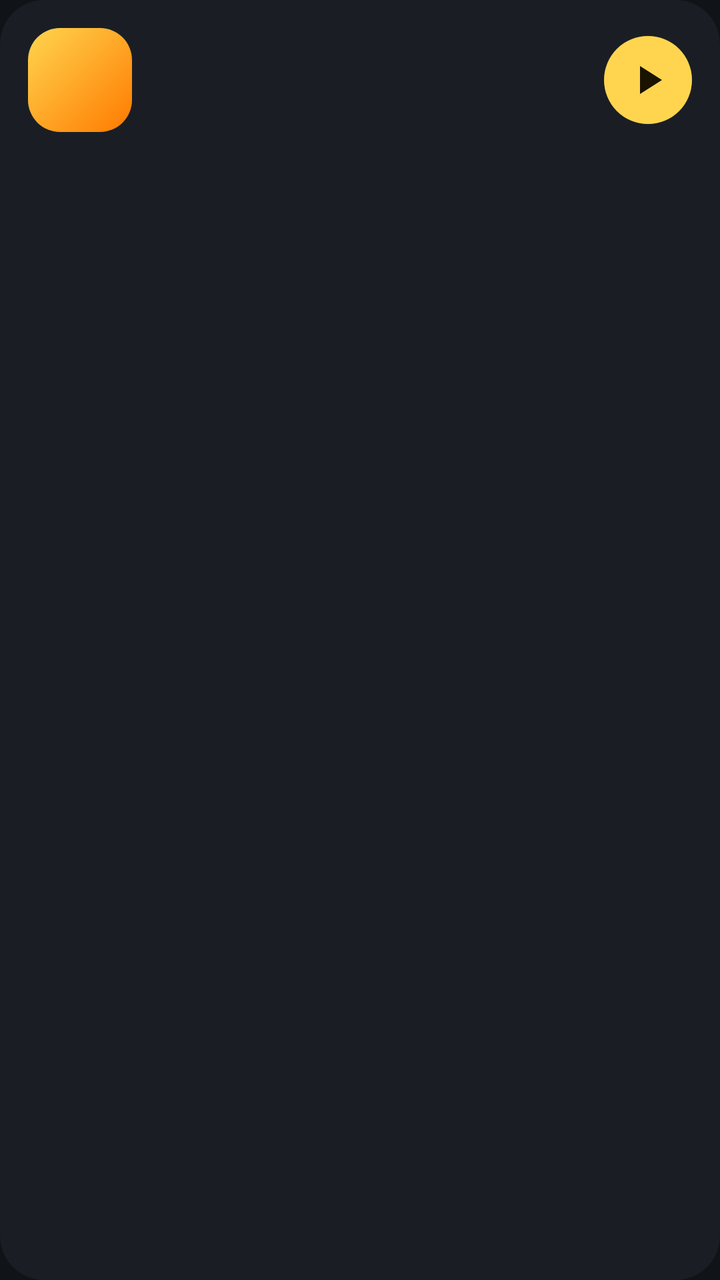
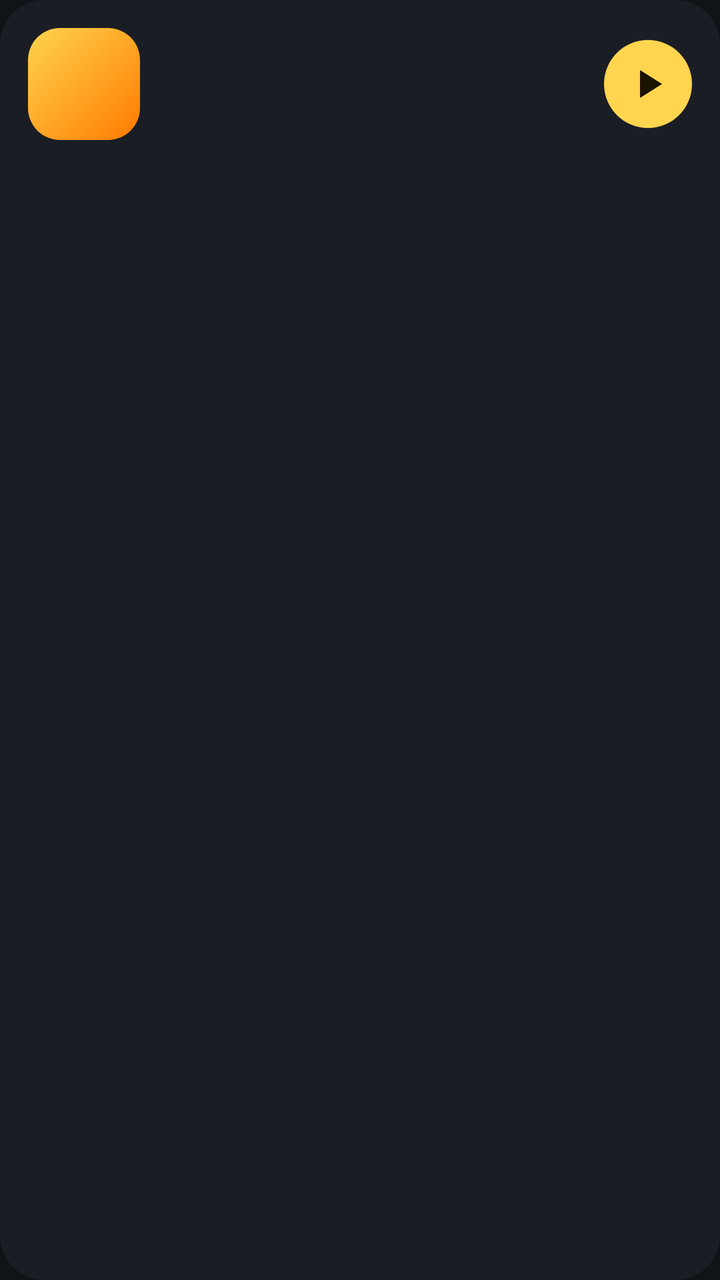

Two renders of the same Android screen: before a commit and after it. Below are the layout's source before the change and the commit's diff.
<!-- AndroidManifest.xml: application theme Theme.FeliratFordito -->
<!-- res/layout/item_game.xml -->
<?xml version="1.0" encoding="utf-8"?>
<com.google.android.material.card.MaterialCardView xmlns:android="http://schemas.android.com/apk/res/android"
    xmlns:app="http://schemas.android.com/apk/res-auto"
    android:layout_width="match_parent"
    android:layout_height="wrap_content"
    android:layout_marginBottom="10dp"
    android:clickable="true"
    android:focusable="true"
    app:cardBackgroundColor="@color/surface"
    app:cardCornerRadius="22dp"
    app:cardElevation="0dp"
    app:strokeWidth="0dp">

    <LinearLayout
        android:layout_width="match_parent"
        android:layout_height="wrap_content"
        android:gravity="center_vertical"
        android:orientation="horizontal"
        android:padding="14dp">

        <TextView
            android:id="@+id/gameAvatar"
            android:layout_width="52dp"
            android:layout_height="52dp"
            android:background="@drawable/bg_avatar"
            android:gravity="center"
            android:textColor="#1A1300"
            android:textSize="22sp"
            android:textStyle="bold" />

        <LinearLayout
            android:layout_width="0dp"
            android:layout_height="wrap_content"
            android:layout_marginStart="14dp"
            android:layout_weight="1"
            android:orientation="vertical">

            <TextView
                android:id="@+id/gameName"
                android:layout_width="match_parent"
                android:layout_height="wrap_content"
                android:ellipsize="end"
                android:maxLines="1"
                android:textColor="#FFFFFF"
                android:textSize="17sp"
                android:textStyle="bold" />

            <TextView
                android:id="@+id/gameInfo"
                android:layout_width="match_parent"
                android:layout_height="wrap_content"
                android:layout_marginTop="2dp"
                android:textColor="@color/text_dim"
                android:textSize="13sp" />
        </LinearLayout>

        <ImageView
            android:id="@+id/gamePlay"
            android:layout_width="44dp"
            android:layout_height="44dp"
            android:background="@drawable/bg_round_accent"
            android:contentDescription="Fordítás indítása"
            android:padding="10dp"
            android:src="@drawable/ic_play"
            app:tint="#1A1300" />
    </LinearLayout>
</com.google.android.material.card.MaterialCardView>
<!-- resources referenced by this layout -->
<resources>
  <color name="surface">#1A1E24</color>
  <color name="text_dim">#A8B0BA</color>
  <!-- drawable bg_avatar (drawable) -->
  <shape xmlns:android="http://schemas.android.com/apk/res/android" android:shape="rectangle">
      <gradient android:angle="315" android:startColor="#FFD54F" android:endColor="#FF7A00" />
      <corners android:radius="16dp" />
  </shape>
  <!-- drawable bg_round_accent (drawable) -->
  <shape xmlns:android="http://schemas.android.com/apk/res/android" android:shape="oval">
      <solid android:color="@color/accent" />
  </shape>
  <!-- drawable ic_play (drawable) -->
  <vector xmlns:android="http://schemas.android.com/apk/res/android" android:width="24dp" android:height="24dp" android:viewportWidth="24" android:viewportHeight="24">
      <path android:fillColor="#FFFFFF" android:pathData="M8,5v14l11,-7z" />
  </vector>
  <style name="Theme.FeliratFordito" parent="Theme.Material3.Dark.NoActionBar">
          <item name="colorPrimary">@color/accent</item>
          <item name="colorOnPrimary">#3A2E00</item>
          <item name="colorPrimaryContainer">#4A3C00</item>
          <item name="colorOnPrimaryContainer">#FFE08A</item>
          <item name="colorSecondaryContainer">#2A3340</item>
          <item name="colorOnSecondaryContainer">#DDE3EC</item>
          <item name="android:colorBackground">@color/bg</item>
          <item name="colorSurface">@color/bg</item>
          <item name="android:statusBarColor">@color/bg</item>
          <item name="android:navigationBarColor">@color/bg</item>
      </style>
  <color name="accent">#FFD54F</color>
  <color name="bg">#101317</color>
</resources>

<!-- the commit's change to res/layout/item_game.xml (unified diff, before → after) -->
@@ -18,15 +18,28 @@
         android:orientation="horizontal"
         android:padding="14dp">
 
-        <TextView
-            android:id="@+id/gameAvatar"
-            android:layout_width="52dp"
-            android:layout_height="52dp"
-            android:background="@drawable/bg_avatar"
-            android:gravity="center"
-            android:textColor="#1A1300"
-            android:textSize="22sp"
-            android:textStyle="bold" />
+        <FrameLayout
+            android:layout_width="56dp"
+            android:layout_height="56dp">
+
+            <TextView
+                android:id="@+id/gameAvatar"
+                android:layout_width="match_parent"
+                android:layout_height="match_parent"
+                android:background="@drawable/bg_avatar"
+                android:gravity="center"
+                android:textColor="#1A1300"
+                android:textSize="22sp"
+                android:textStyle="bold" />
+
+            <com.google.android.material.imageview.ShapeableImageView
+                android:id="@+id/gameImage"
+                android:layout_width="match_parent"
+                android:layout_height="match_parent"
+                android:scaleType="centerCrop"
+                android:visibility="gone"
+                app:shapeAppearanceOverlay="@style/ShapeRounded16" />
+        </FrameLayout>
 
         <LinearLayout
             android:layout_width="0dp"
<!-- resource entries referenced after the edit -->
@@ -15,6 +15,10 @@
   <vector xmlns:android="http://schemas.android.com/apk/res/android" android:width="24dp" android:height="24dp" android:viewportWidth="24" android:viewportHeight="24">
       <path android:fillColor="#FFFFFF" android:pathData="M8,5v14l11,-7z" />
   </vector>
+  <style name="ShapeRounded16">
+          <item name="cornerFamily">rounded</item>
+          <item name="cornerSize">16dp</item>
+      </style>
   <style name="Theme.FeliratFordito" parent="Theme.Material3.Dark.NoActionBar">
           <item name="colorPrimary">@color/accent</item>
           <item name="colorOnPrimary">#3A2E00</item>
